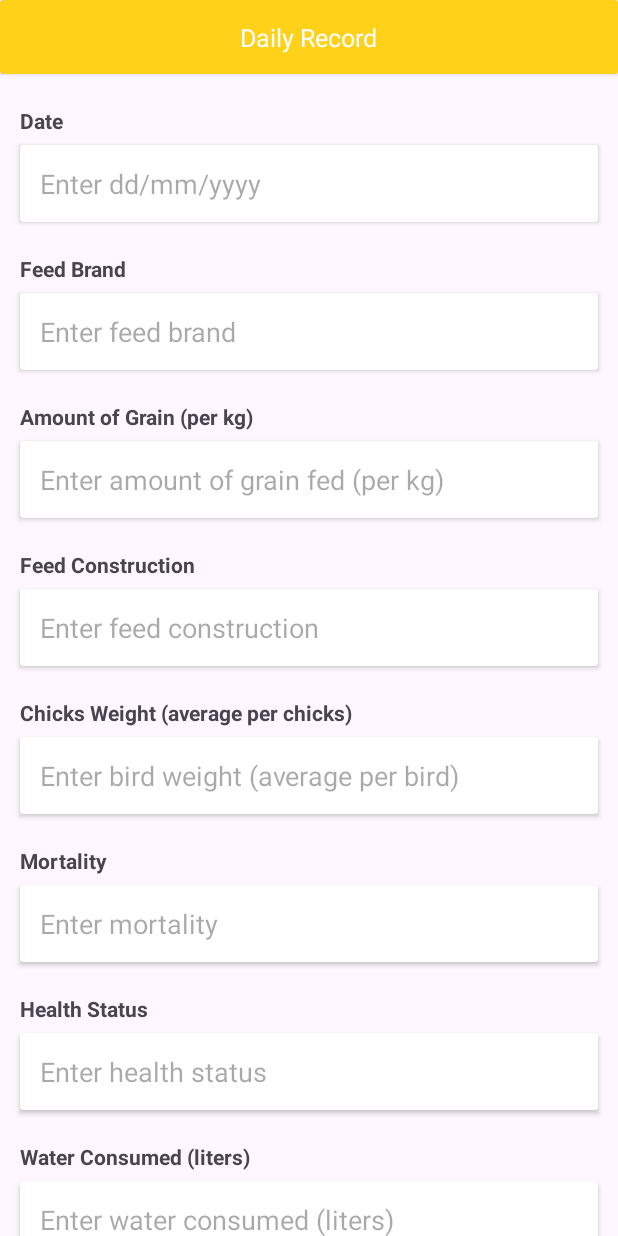
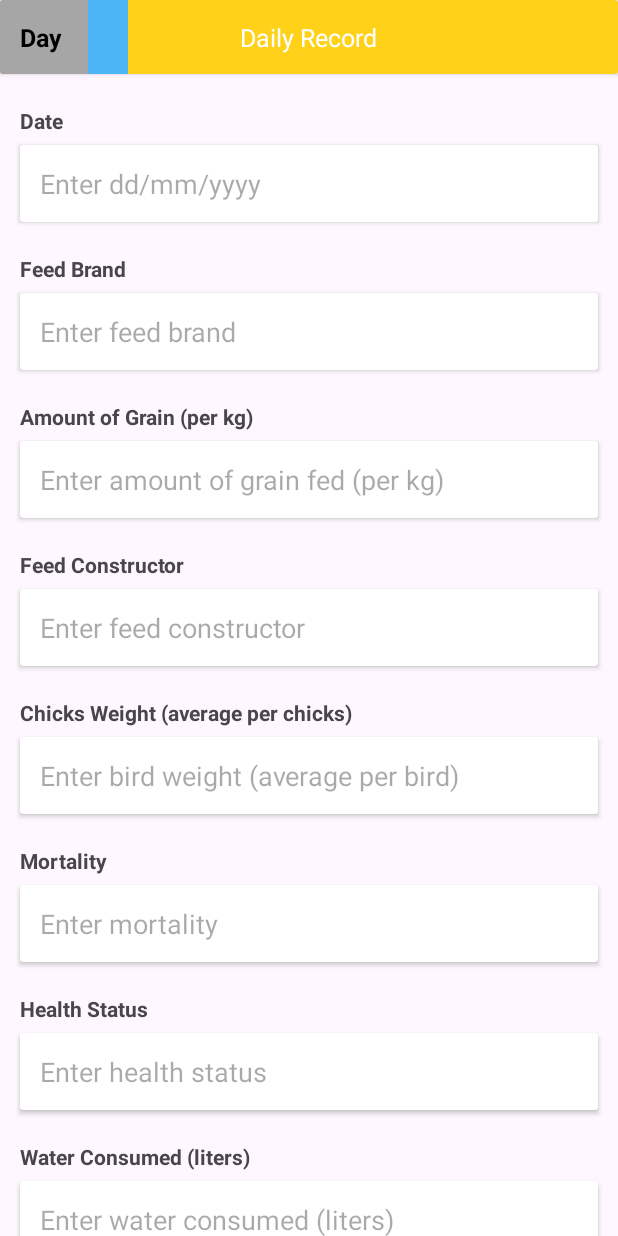
Before and after one commit to DevDreamer123/Gallus, an Android app: the DailyRecordActivity screen opened directly, with no data from a screen before it, on a phone screen of 412 x 824 dp. Run offline under Robolectric (Android 15) with nearby library versions, the phone set to English and light mode, and no system bars; our stand-ins replace sdp/ssp sizes.

Commit message:
add all file

```diff
--- a/app/src/main/java/in/innovaneers/gallus/DailyRecordActivity.java
+++ b/app/src/main/java/in/innovaneers/gallus/DailyRecordActivity.java
@@ -12,6 +12,7 @@ import android.view.View;
 import android.widget.Button;
 import android.widget.DatePicker;
 import android.widget.EditText;
+import android.widget.TextView;
 import android.widget.Toast;
 
 import androidx.activity.EdgeToEdge;
@@ -20,9 +21,12 @@ import androidx.core.graphics.Insets;
 import androidx.core.view.ViewCompat;
 import androidx.core.view.WindowInsetsCompat;
 
+import java.text.ParseException;
 import java.text.SimpleDateFormat;
 import java.util.Calendar;
+import java.util.Date;
 import java.util.Locale;
+import java.util.concurrent.TimeUnit;
 
 import in.innovaneers.gallus.model.FarmsModel;
 import in.innovaneers.gallus.model.RecordRequestModel;
@@ -39,12 +43,14 @@ public class DailyRecordActivity extends AppCompatActivity {
     EditText editTextDate_record,editTextbrand_record,editTextGrainAmount_record,
             editTextfeedconstruction_record,editTextBirdWeight_record,editTextMortalityRate_record,
             editTextHealthStatus_record,editTextWaterConsumed_record;
+    TextView day_of_record_from;
 
     Button buttonSubmit_record;
 
     SharedPreferences shp;
     public static final String SHARED_PREF_NAME = "Gallus";
     private String currentBatchId;
+    private String day_of_record;
 
 
     @Override
@@ -71,7 +77,8 @@ public class DailyRecordActivity extends AppCompatActivity {
         editTextHealthStatus_record = findViewById(R.id.editTextHealthStatus_record);
         editTextWaterConsumed_record = findViewById(R.id.editTextWaterConsumed_record);
         editTextDate_record = findViewById(R.id.editTextDate_record);
-
+        day_of_record_from = findViewById(R.id.day_of_record_from);
+        showCurrentDay();
         buttonSubmit_record = findViewById(R.id.buttonSubmit_record);
         buttonSubmit_record.setOnClickListener(new View.OnClickListener() {
             @Override
@@ -102,6 +109,7 @@ public class DailyRecordActivity extends AppCompatActivity {
     private void apiResponse(){
         RecordRequestModel recordRequestModel = new RecordRequestModel();
         recordRequestModel.setBatchID(currentBatchId);
+        recordRequestModel.setAge(day_of_record);
         recordRequestModel.setFeedBrand(editTextbrand_record.getText().toString());
         recordRequestModel.setDate(editTextDate_record.getText().toString());
         recordRequestModel.setFeedConsumption(editTextGrainAmount_record.getText().toString());
@@ -169,4 +177,29 @@ public class DailyRecordActivity extends AppCompatActivity {
                 }, year, month, dayOfMonth);
         datePickerDialog.show();
     }
+    private void showCurrentDay() {
+        shp = getSharedPreferences(SHARED_PREF_NAME, MODE_PRIVATE);
+        String batchDateString = shp.getString("batchDate", null);
+
+        if (batchDateString != null) {
+            try {
+                SimpleDateFormat sdf = new SimpleDateFormat("dd/MM/yyyy", Locale.getDefault());
+                Date batchDate = sdf.parse(batchDateString);
+                Date currentDate = new Date();
+
+                // Calculate the difference in days
+                long differenceInMillis = currentDate.getTime() - batchDate.getTime();
+                long daysDifference = TimeUnit.DAYS.convert(differenceInMillis, TimeUnit.MILLISECONDS);
+
+                // Show the day as "1st day", "2nd day", etc.
+                String dayString = (daysDifference + 1) + (daysDifference == 0 ? "st" : "th") + " day";
+                day_of_record = String.valueOf((daysDifference + 1) + (daysDifference));
+                Toast.makeText(this, day_of_record, Toast.LENGTH_SHORT).show();
+                day_of_record_from.setText(dayString);
+                Toast.makeText(this, dayString, Toast.LENGTH_SHORT).show();
+            } catch (ParseException e) {
+                e.printStackTrace();
+            }
+        }
+    }
 }
--- a/app/src/main/res/layout/activity_daily_record.xml
+++ b/app/src/main/res/layout/activity_daily_record.xml
@@ -14,6 +14,37 @@
             android:layout_width="match_parent"
             app:cardBackgroundColor="@color/yellow"
             android:layout_height="wrap_content">
+            <LinearLayout
+                android:layout_width="match_parent"
+                android:layout_height="wrap_content"
+                android:orientation="horizontal">
+
+            <TextView
+                android:layout_width="wrap_content"
+                android:layout_height="wrap_content"
+                android:text="Day "
+                android:background="@color/grey"
+                android:padding="@dimen/_10sdp"
+                android:textColor="@color/black"
+                android:textStyle="bold"
+                android:textSize="@dimen/_13sdp"
+                android:layout_gravity="left"
+                android:paddingBottom="@dimen/_10sdp" />
+               <!-- <View
+                    android:layout_width="@dimen/_1sdp"
+                    android:layout_height="wrap_content"
+                    android:background="@color/black"/>-->
+            <TextView
+                android:id="@+id/day_of_record_from"
+                android:layout_width="wrap_content"
+                android:layout_height="wrap_content"
+                android:textStyle="bold"
+                android:background="@color/sky_blue"
+                android:padding="@dimen/_10sdp"
+                android:textColor="@color/white"
+                android:textSize="@dimen/_13sdp"
+                android:paddingBottom="@dimen/_10sdp" />
+            </LinearLayout>
 
             <TextView
                 android:layout_width="wrap_content"
@@ -102,12 +133,12 @@
         <TextView
             android:layout_width="wrap_content"
             android:layout_height="wrap_content"
-            android:textStyle="bold"
-            android:text="Feed Construction"
+            android:layout_marginLeft="@dimen/_10sdp"
             android:layout_marginTop="@dimen/_10sdp"
             android:layout_marginBottom="@dimen/_5sdp"
-            android:layout_marginLeft="@dimen/_10sdp"
-            android:paddingTop="8dp" />
+            android:paddingTop="8dp"
+            android:text="Feed Constructor"
+            android:textStyle="bold" />
         <androidx.cardview.widget.CardView
             android:layout_width="match_parent"
             android:layout_height="wrap_content"
@@ -120,7 +151,7 @@
                 android:layout_height="wrap_content"
                 android:padding="@dimen/_10sdp"
                 android:backgroundTint="@color/white"
-                android:hint="Enter feed construction"
+                android:hint="Enter feed constructor"
                 android:inputType="numberDecimal" />
         </androidx.cardview.widget.CardView>
         <TextView
--- a/app/src/main/res/values/strings.xml
+++ b/app/src/main/res/values/strings.xml
@@ -7,7 +7,7 @@
     <string name="user">User Name</string>
     <string name="value_box">00</string>
     <string name="add">Add Farm\n</string>
-    <string name="farmid">FarmID\n</string>
+    <string name="farmId">FarmID\n</string>
 
 
     <string name="access_code">Access Code</string>
@@ -20,6 +20,6 @@
     <string name="rsa_url">RSA Key Url</string>
     <string name="view_all"><a href="#">view all</a></string>
     <string name="forget_password"><a href="#">Forget Password</a></string>
-    <string name="selectmixture">Select</string>
+    <string name="selectMixture">Select</string>
     <string name="select_farm">Select Farm</string>
 </resources>
--- a/gradle.properties
+++ b/gradle.properties
@@ -18,8 +18,4 @@ android.useAndroidX=true
 # Enables namespacing of each library's R class so that its R class includes only the
 # resources declared in the library itself and none from the library's dependencies,
 # thereby reducing the size of the R class for that library
-<<<<<<< HEAD
 android.nonTransitiveRClass=true
-=======
-android.nonTransitiveRClass=true
->>>>>>> ef3c6549b89830f91825af27b024f24cc9ef2d1f
```
Also changed, not shown: app/src/main/java/in/innovaneers/gallus/Utils/HomeFragment.java (+18 -3 lines), app/src/main/java/in/innovaneers/gallus/model/BatchRequestModel.java (+11 -14 lines), app/src/main/res/layout/popup_layout.xml (+21 -0 lines), gradle/libs.versions.toml (+1 -16 lines), 4 other files.
